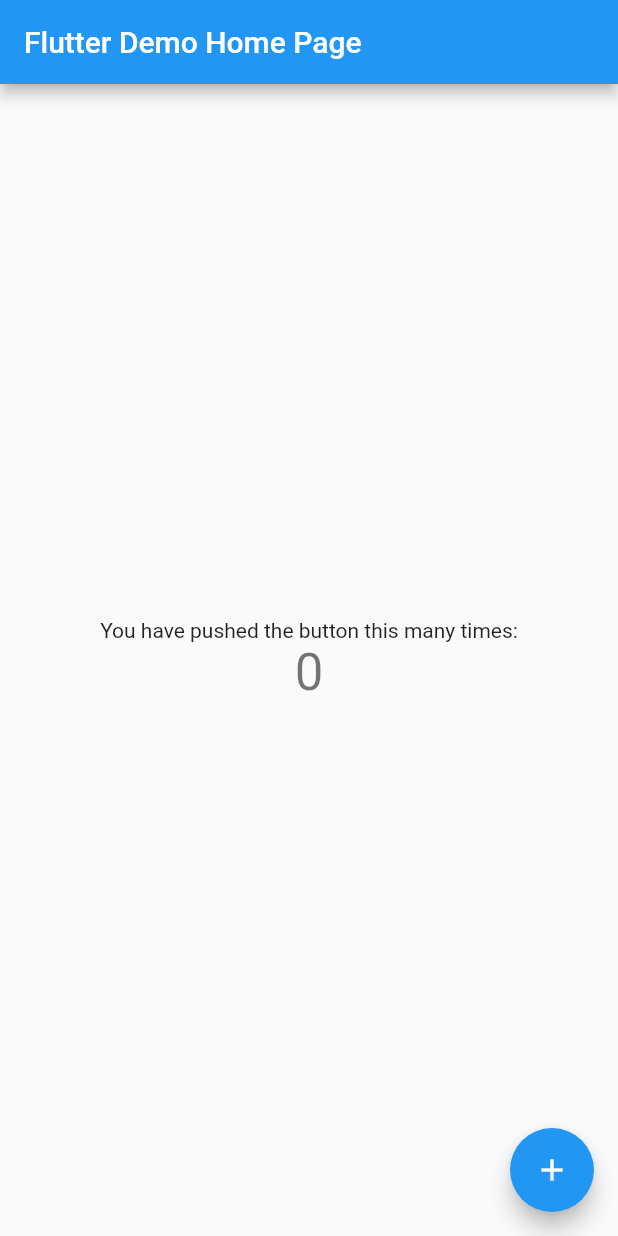
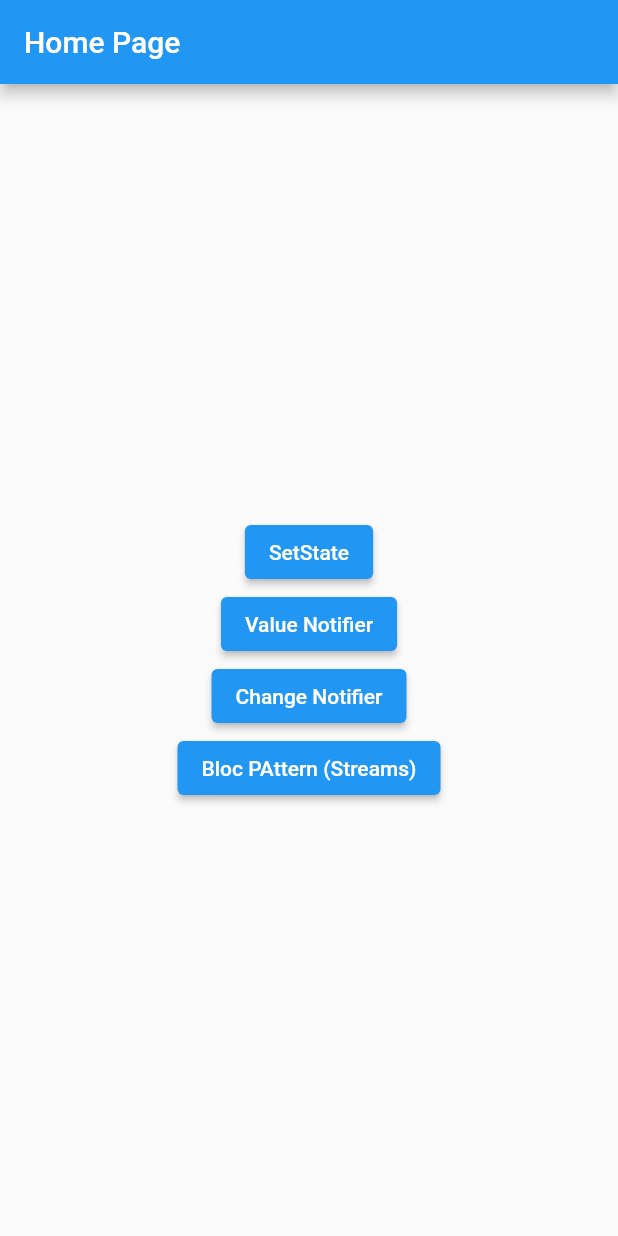
Before and after one commit to ErnestoMoraes/calculateIMC, a Flutter app: the screen it shows after launch, on a phone screen of 412 x 824 dp. Run offline on Flutter 3.47's test engine with Material 2 defaults, Android fonts, the phone set to English and light mode, and no system bars; our stand-ins replace currency_text_input_formatter, syncfusion_flutter_gauges.

Commit message:
Tela principal pronta!

```diff
--- /dev/null
+++ b/lib/home_page.dart
@@ -0,0 +1,47 @@
+import 'package:calca_imc/setState/imc_setstate_page.dart';
+import 'package:flutter/material.dart';
+
+class HomePage extends StatelessWidget {
+  const HomePage({Key? key}) : super(key: key);
+
+  void _goToPage(BuildContext context, Widget page) {
+    Navigator.of(context).push(MaterialPageRoute(
+      builder: (context) => page,
+    ));
+  }
+
+  @override
+  Widget build(BuildContext context) {
+    return Scaffold(
+      appBar: AppBar(
+        title: const Text('Home Page'),
+      ),
+      body: Center(
+        child: Column(
+          mainAxisAlignment: MainAxisAlignment.center,
+          children: [
+            ElevatedButton(
+              onPressed: () => _goToPage(
+                context,
+                const ImcSetstatePage(),
+              ),
+              child: const Text('SetState'),
+            ),
+            ElevatedButton(
+              onPressed: () {},
+              child: const Text('Value Notifier'),
+            ),
+            ElevatedButton(
+              onPressed: () {},
+              child: const Text('Change Notifier'),
+            ),
+            ElevatedButton(
+              onPressed: () {},
+              child: const Text('Bloc PAttern (Streams)'),
+            ),
+          ],
+        ),
+      ),
+    );
+  }
+}
--- a/lib/main.dart
+++ b/lib/main.dart
@@ -1,3 +1,4 @@
+import 'package:calca_imc/home_page.dart';
 import 'package:flutter/material.dart';
 
 void main() {
@@ -7,109 +8,14 @@ void main() {
 class MyApp extends StatelessWidget {
   const MyApp({super.key});
 
-  // This widget is the root of your application.
   @override
   Widget build(BuildContext context) {
     return MaterialApp(
-      title: 'Flutter Demo',
+      title: 'Calculate IMC',
       theme: ThemeData(
-        // This is the theme of your application.
-        //
-        // Try running your application with "flutter run". You'll see the
-        // application has a blue toolbar. Then, without quitting the app, try
-        // changing the primarySwatch below to Colors.green and then invoke
-        // "hot reload" (press "r" in the console where you ran "flutter run",
-        // or simply save your changes to "hot reload" in a Flutter IDE).
-        // Notice that the counter didn't reset back to zero; the application
-        // is not restarted.
         primarySwatch: Colors.blue,
       ),
-      home: const MyHomePage(title: 'Flutter Demo Home Page'),
+      home: HomePage(),
     );
   }
 }
-
-class MyHomePage extends StatefulWidget {
-  const MyHomePage({super.key, required this.title});
-
-  // This widget is the home page of your application. It is stateful, meaning
-  // that it has a State object (defined below) that contains fields that affect
-  // how it looks.
-
-  // This class is the configuration for the state. It holds the values (in this
-  // case the title) provided by the parent (in this case the App widget) and
-  // used by the build method of the State. Fields in a Widget subclass are
-  // always marked "final".
-
-  final String title;
-
-  @override
-  State<MyHomePage> createState() => _MyHomePageState();
-}
-
-class _MyHomePageState extends State<MyHomePage> {
-  int _counter = 0;
-
-  void _incrementCounter() {
-    setState(() {
-      // This call to setState tells the Flutter framework that something has
-      // changed in this State, which causes it to rerun the build method below
-      // so that the display can reflect the updated values. If we changed
-      // _counter without calling setState(), then the build method would not be
-      // called again, and so nothing would appear to happen.
-      _counter++;
-    });
-  }
-
-  @override
-  Widget build(BuildContext context) {
-    // This method is rerun every time setState is called, for instance as done
-    // by the _incrementCounter method above.
-    //
-    // The Flutter framework has been optimized to make rerunning build methods
-    // fast, so that you can just rebuild anything that needs updating rather
-    // than having to individually change instances of widgets.
-    return Scaffold(
-      appBar: AppBar(
-        // Here we take the value from the MyHomePage object that was created by
-        // the App.build method, and use it to set our appbar title.
-        title: Text(widget.title),
-      ),
-      body: Center(
-        // Center is a layout widget. It takes a single child and positions it
-        // in the middle of the parent.
-        child: Column(
-          // Column is also a layout widget. It takes a list of children and
-          // arranges them vertically. By default, it sizes itself to fit its
-          // children horizontally, and tries to be as tall as its parent.
-          //
-          // Invoke "debug painting" (press "p" in the console, choose the
-          // "Toggle Debug Paint" action from the Flutter Inspector in Android
-          // Studio, or the "Toggle Debug Paint" command in Visual Studio Code)
-          // to see the wireframe for each widget.
-          //
-          // Column has various properties to control how it sizes itself and
-          // how it positions its children. Here we use mainAxisAlignment to
-          // center the children vertically; the main axis here is the vertical
-          // axis because Columns are vertical (the cross axis would be
-          // horizontal).
-          mainAxisAlignment: MainAxisAlignment.center,
-          children: <Widget>[
-            const Text(
-              'You have pushed the button this many times:',
-            ),
-            Text(
-              '$_counter',
-              style: Theme.of(context).textTheme.headlineMedium,
-            ),
-          ],
-        ),
-      ),
-      floatingActionButton: FloatingActionButton(
-        onPressed: _incrementCounter,
-        tooltip: 'Increment',
-        child: const Icon(Icons.add),
-      ), // This trailing comma makes auto-formatting nicer for build methods.
-    );
-  }
-}
--- a/pubspec.yaml
+++ b/pubspec.yaml
@@ -35,6 +35,8 @@ dependencies:
   # The following adds the Cupertino Icons font to your application.
   # Use with the CupertinoIcons class for iOS style icons.
   cupertino_icons: ^1.0.2
+  syncfusion_flutter_gauges: ^20.4.52
+  currency_text_input_formatter: ^2.1.9
 
 dev_dependencies:
   flutter_test:
```
Also changed, not shown: lib/setState/imc_setstate_page.dart (added, +119 -0 lines), lib/widgets/imc_gauge_range.dart (added, +24 -0 lines), pubspec.lock.
